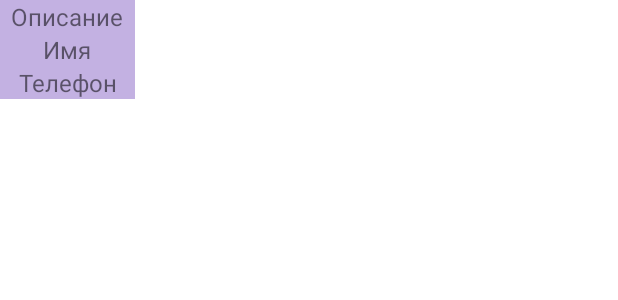
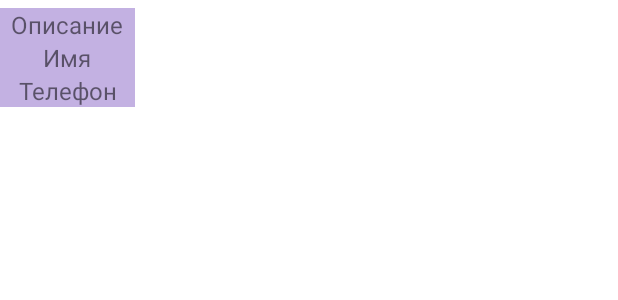
Before and after one commit to Winnie-the-Pooh2019/MyDailer, an Android app: the layout recyclerview_item.xml on its own in the app's theme, with its tools: preview values and no code run, on a phone screen of 412 x 824 dp. Shown: the top 300 px of the screen. Run offline under Robolectric (Android 15) with nearby library versions, the phone set to English and light mode, and no system bars.

Commit message:
lab 10 corrected

```diff
--- a/app/src/main/res/layout/recyclerview_item.xml
+++ b/app/src/main/res/layout/recyclerview_item.xml
@@ -2,7 +2,7 @@
 <LinearLayout xmlns:android="http://schemas.android.com/apk/res/android"
               android:layout_width="match_parent"
               android:layout_height="wrap_content" android:orientation="vertical" android:id="@+id/recycler_container"
-              android:layout_marginVertical="0dp">
+              android:layout_marginVertical="0dp" android:paddingVertical="5dp">
 
     <LinearLayout
             android:orientation="horizontal"
@@ -16,9 +16,8 @@
                 android:background="@color/title_even"/>
         <TextView
                 android:layout_width="match_parent"
-                android:layout_height="wrap_content" android:id="@+id/phone"
-                android:textAlignment="center" android:textSize="16sp" android:layout_weight="1"
-                android:layout_marginHorizontal="5dp"/>
+                android:layout_height="wrap_content" android:id="@+id/description" android:textAlignment="center"
+                android:textSize="16sp" android:layout_marginHorizontal="5dp"/>
     </LinearLayout>
     <LinearLayout
             android:orientation="horizontal"
@@ -31,8 +30,8 @@
                 android:textSize="16sp" android:layout_weight="0" android:background="@color/title_even"/>
         <TextView
                 android:layout_width="match_parent"
-                android:layout_height="wrap_content" android:id="@+id/description" android:textAlignment="center"
-                android:textSize="16sp" android:layout_marginHorizontal="5dp"/>
+                android:layout_height="wrap_content" android:id="@+id/name" android:textSize="16sp"
+                android:layout_weight="0" android:layout_marginHorizontal="5dp" android:textAlignment="center"/>
     </LinearLayout>
     <LinearLayout
             android:orientation="horizontal"
@@ -46,7 +45,8 @@
                 android:background="@color/title_even"/>
         <TextView
                 android:layout_width="match_parent"
-                android:layout_height="wrap_content" android:id="@+id/name" android:textSize="16sp"
-                android:layout_weight="0" android:layout_marginHorizontal="5dp"/>
+                android:layout_height="wrap_content" android:id="@+id/phone"
+                android:textAlignment="center" android:textSize="16sp" android:layout_weight="1"
+                android:layout_marginHorizontal="5dp"/>
     </LinearLayout>
 </LinearLayout>
```
